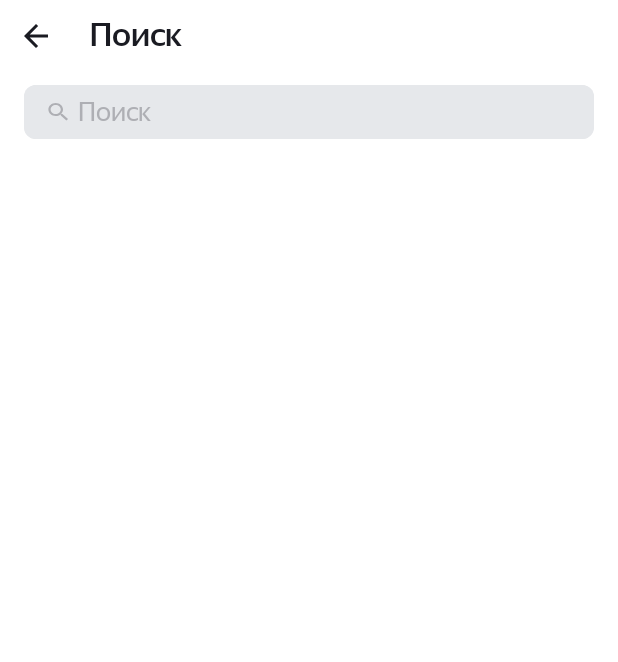
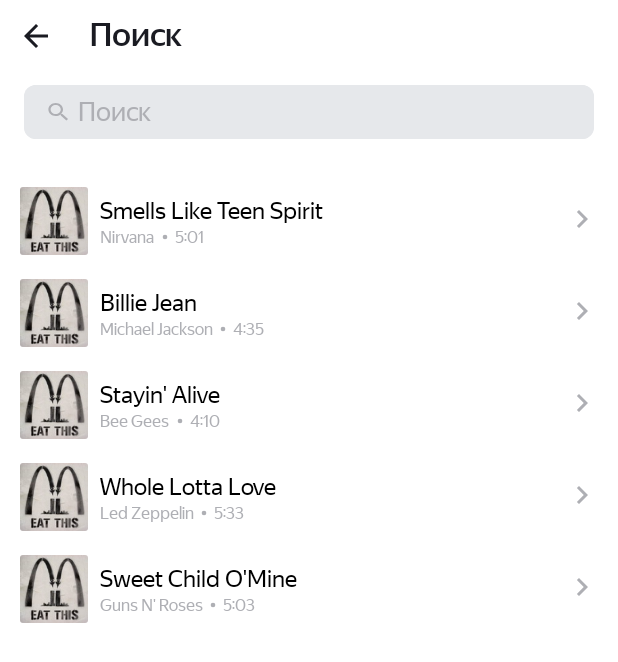
Before and after one commit to Mikle-04/PlayList, an Android app: the SearchActivity screen opened directly, with no data from a screen before it, on a phone screen of 412 x 824 dp. Shown: the top 662 px of the screen. Run offline under Robolectric (Android 15) with nearby library versions, the phone set to English and light mode, and no system bars; pictures from the network do not load.

Commit message:
sprint_10

```diff
--- a/app/build.gradle
+++ b/app/build.gradle
@@ -38,7 +38,10 @@
     implementation 'androidx.appcompat:appcompat:1.6.1'
     implementation 'com.google.android.material:material:1.5.0'
     implementation 'androidx.constraintlayout:constraintlayout:2.1.4'
+    implementation 'androidx.cardview:cardview:1.0.0'
     testImplementation 'junit:junit:4.13.2'
     androidTestImplementation 'androidx.test.ext:junit:1.1.5'
     androidTestImplementation 'androidx.test.espresso:espresso-core:3.5.1'
+    implementation 'com.github.bumptech.glide:glide:4.14.2'
+    annotationProcessor 'com.github.bumptech.glide:compiler:4.14.2'
 }
--- a/app/src/main/AndroidManifest.xml
+++ b/app/src/main/AndroidManifest.xml
@@ -1,6 +1,7 @@
 <?xml version="1.0" encoding="utf-8"?>
 <manifest xmlns:android="http://schemas.android.com/apk/res/android"
     xmlns:tools="http://schemas.android.com/tools">
+    <uses-permission android:name="android.permission.INTERNET"/>
 
     <application
         android:allowBackup="true"
--- /dev/null
+++ b/app/src/main/java/com/example/playlist/AdapterTrack.kt
@@ -0,0 +1,21 @@
+package com.example.playlist
+
+import android.view.LayoutInflater
+import android.view.ViewGroup
+import androidx.recyclerview.widget.RecyclerView
+
+class AdapterTrack(private val trackList: ArrayList<Track>): RecyclerView.Adapter<TrackViewHolder>() {
+    override fun onCreateViewHolder(parent: ViewGroup, viewType: Int): TrackViewHolder {
+        val view  = LayoutInflater.from(parent.context).inflate(R.layout.view_track, parent, false)
+        return TrackViewHolder(view)
+    }
+
+    override fun getItemCount(): Int {
+        return trackList.size
+    }
+
+
+    override fun onBindViewHolder(holder: TrackViewHolder, position: Int) {
+        holder.bind(trackList[position])
+    }
+}
--- a/app/src/main/java/com/example/playlist/MainActivity.kt
+++ b/app/src/main/java/com/example/playlist/MainActivity.kt
@@ -3,9 +3,8 @@
 import android.content.Intent
 import androidx.appcompat.app.AppCompatActivity
 import android.os.Bundle
-import android.view.View
 import android.widget.Button
-import android.widget.Toast
+
 
 class MainActivity : AppCompatActivity() {
     override fun onCreate(savedInstanceState: Bundle?) {
--- a/app/src/main/java/com/example/playlist/SearchActivity.kt
+++ b/app/src/main/java/com/example/playlist/SearchActivity.kt
@@ -1,7 +1,6 @@
 package com.example.playlist
 
 import android.content.Context
-import android.content.Intent
 import androidx.appcompat.app.AppCompatActivity
 import android.os.Bundle
 import android.text.Editable
@@ -10,25 +9,70 @@
 import android.view.inputmethod.InputMethodManager
 import android.widget.EditText
 import android.widget.ImageView
+import androidx.recyclerview.widget.LinearLayoutManager
+import androidx.recyclerview.widget.RecyclerView
+import java.util.ArrayList
 
 class SearchActivity : AppCompatActivity() {
     private lateinit var saveText: String
-    companion object{
+
+    companion object {
         private const val keySearch = "TEXT_SEARCH"
     }
+
     override fun onCreate(savedInstanceState: Bundle?) {
         super.onCreate(savedInstanceState)
         setContentView(R.layout.activity_search)
         val editTextSearch = findViewById<EditText>(R.id.edit_text_search)
         val imgBack = findViewById<ImageView>(R.id.img_back_search)
         val imgClearSearch = findViewById<ImageView>(R.id.img_clear_search)
+        val recyclerTrack = findViewById<RecyclerView>(R.id.recyclerViewTrack)
+        val listTrack: ArrayList<Track> = arrayListOf(
+            Track(
+                "Smells Like Teen Spirit",
+                "Nirvana",
+                "5:01",
+                "https://is5-ssl.mzstatic.com/image/thumb/Music115/v4/7b/58/c2/7b58c21a-2b51-2bb2-e59a-9bb9b96ad8c3/00602567924166.rgb.jpg/100x100bb.jpg"
+            ),
+            Track(
+                "Billie Jean",
+                "Michael Jackson",
+                "4:35",
+                "https://is5-ssl.mzstatic.com/image/thumb/Music125/v4/3d/9d/38/3d9d3811-71f0-3a0e-1ada-3004e56ff852/827969428726.jpg/100x100bb.jpg"
+            ),
+            Track(
+                "Stayin' Alive",
+                "Bee Gees",
+                "4:10",
+                "https://is4-ssl.mzstatic.com/image/thumb/Music115/v4/1f/80/1f/1f801fc1-8c0f-ea3e-d3e5-387c6619619e/16UMGIM86640.rgb.jpg/100x100bb.jpg"
+            ),
+            Track(
+                "Whole Lotta Love",
+                "Led Zeppelin",
+                "5:33",
+                "https://is2-ssl.mzstatic.com/image/thumb/Music62/v4/7e/17/e3/7e17e33f-2efa-2a36-e916-7f808576cf6b/mzm.fyigqcbs.jpg/100x100bb.jpg"
+            ),
+            Track(
+                "Sweet Child O'Mine",
+                "Guns N' Roses",
+                "5:03",
+                "https://is5-ssl.mzstatic.com/image/thumb/Music125/v4/a0/4d/c4/a04dc484-03cc-02aa-fa82-5334fcb4bc16/18UMGIM24878.rgb.jpg/100x100bb.jpg"
+            )
 
-        if (savedInstanceState != null) editTextSearch.setText(savedInstanceState.getString(keySearch, ""))
+        )
+
+
+        if (savedInstanceState != null) editTextSearch.setText(
+            savedInstanceState.getString(
+                keySearch,
+                ""
+            )
+        )
 
         imgBack.setOnClickListener {
             onBackPressed()
         }
-        val editTextForWatcher = object : TextWatcher{
+        val editTextForWatcher = object : TextWatcher {
             override fun beforeTextChanged(p0: CharSequence?, p1: Int, p2: Int, p3: Int) {
             }
 
@@ -51,11 +95,18 @@
 
         imgClearSearch.setOnClickListener {
             editTextSearch.setText("")
-            val inputMethodManager = getSystemService(Context.INPUT_METHOD_SERVICE) as? InputMethodManager
+            val inputMethodManager =
+                getSystemService(Context.INPUT_METHOD_SERVICE) as? InputMethodManager
             inputMethodManager?.hideSoftInputFromWindow(editTextSearch.windowToken, 0)
         }
 
+        recyclerTrack.layoutManager = LinearLayoutManager(this, LinearLayoutManager.VERTICAL, false)
+        recyclerTrack.adapter = AdapterTrack(listTrack)
+
     }
+
+
+
     override fun onSaveInstanceState(outState: Bundle) {
         super.onSaveInstanceState(outState)
         outState.putString(keySearch, saveText)
--- a/app/src/main/java/com/example/playlist/SettingActivity.kt
+++ b/app/src/main/java/com/example/playlist/SettingActivity.kt
@@ -4,7 +4,6 @@
 import android.net.Uri
 import androidx.appcompat.app.AppCompatActivity
 import android.os.Bundle
-import android.widget.CompoundButton
 import android.widget.ImageView
 import androidx.appcompat.app.AppCompatDelegate
 import androidx.appcompat.widget.SwitchCompat
--- /dev/null
+++ b/app/src/main/java/com/example/playlist/Track.kt
@@ -0,0 +1,3 @@
+package com.example.playlist
+
+data class Track(val trackName: String, val artistName: String, val trackTime: String, val artworkUrl100: String)
--- /dev/null
+++ b/app/src/main/java/com/example/playlist/TrackViewHolder.kt
@@ -0,0 +1,31 @@
+package com.example.playlist
+
+
+import android.view.View
+import android.widget.ImageView
+import android.widget.TextView
+import androidx.recyclerview.widget.RecyclerView
+import com.bumptech.glide.Glide
+import com.bumptech.glide.load.resource.bitmap.RoundedCorners
+
+class TrackViewHolder(itemView: View): RecyclerView.ViewHolder(itemView) {
+    private val trackName = itemView.findViewById<TextView>(R.id.trackName)
+    private val artistName = itemView.findViewById<TextView>(R.id.artistName)
+    private val trackTime = itemView.findViewById<TextView>(R.id.trackTime)
+    private val artworkImg = itemView.findViewById<ImageView>(R.id.track_img)
+
+
+
+    fun bind(model : Track){
+        trackName.text = model.trackName
+        artistName.text = model.artistName
+        trackTime.text = model.trackTime
+        Glide.with(itemView)
+            .load(model.artworkUrl100)
+            .centerCrop()
+            .transform(RoundedCorners(itemView.resources.getDimensionPixelSize(R.dimen.size_2dp)))
+            .placeholder(R.drawable.img_track_default)
+            .into(artworkImg)
+    }
+
+}
--- /dev/null
+++ b/app/src/main/res/drawable/ic.xml
@@ -0,0 +1,9 @@
+<vector xmlns:android="http://schemas.android.com/apk/res/android"
+    android:width="13dp"
+    android:height="13dp"
+    android:viewportWidth="13"
+    android:viewportHeight="13">
+  <path
+      android:pathData="M6.5,6.5m-1.5,0a1.5,1.5 0,1 1,3 0a1.5,1.5 0,1 1,-3 0"
+      android:fillColor="?attr/colorOnPrimary"/>
+</vector>
--- a/app/src/main/res/layout/activity_search.xml
+++ b/app/src/main/res/layout/activity_search.xml
@@ -85,5 +85,11 @@
 
     </LinearLayout>
 
+    <androidx.recyclerview.widget.RecyclerView
+        android:id="@+id/recyclerViewTrack"
+        android:layout_width="match_parent"
+        android:layout_height="match_parent"
+        android:layout_marginTop="@dimen/size_16dp"/>
+
 
 </LinearLayout>
--- /dev/null
+++ b/app/src/main/res/layout/view_track.xml
@@ -0,0 +1,97 @@
+<?xml version="1.0" encoding="utf-8"?>
+<LinearLayout xmlns:android="http://schemas.android.com/apk/res/android"
+    xmlns:app="http://schemas.android.com/apk/res-auto"
+    xmlns:tools="http://schemas.android.com/tools"
+    android:layout_width="match_parent"
+    android:layout_height="61dp"
+    android:orientation="horizontal"
+    android:theme="@style/Base.Theme.PlayList">
+
+    <androidx.cardview.widget.CardView
+        android:layout_width="@dimen/size_45dp"
+        android:layout_height="@dimen/size_45dp"
+        app:cardCornerRadius="@dimen/size_2dp"
+        app:cardElevation="0dp"
+        android:layout_marginHorizontal="@dimen/size_8dp"
+        android:layout_gravity="center_vertical"
+        android:layout_marginStart="@dimen/size_13dp">
+        <ImageView
+            android:id="@+id/track_img"
+            android:layout_height="match_parent"
+            android:layout_width="match_parent"
+            android:scaleType="centerCrop"
+            tools:ignore="contentDescription"
+            />
+
+    </androidx.cardview.widget.CardView>
+
+
+    <LinearLayout
+        android:layout_width="0dp"
+        android:layout_height="wrap_content"
+        android:layout_weight="1"
+        android:layout_marginTop="@dimen/size_14dp"
+        android:layout_marginStart="@dimen/size_8dp"
+        android:orientation="vertical">
+
+        <TextView
+            android:id="@+id/trackName"
+            android:layout_width="wrap_content"
+            android:layout_height="@dimen/size_19dp"
+            android:fontFamily="@font/ys_display_regular"
+            android:maxLines="1"
+            android:text="@string/song_name"
+            android:textColor="?attr/colorSecondaryVariant"
+            android:textFontWeight="400"
+            android:textSize="@dimen/size_16sp" />
+
+        <LinearLayout
+            android:layout_width="wrap_content"
+            android:layout_height="@dimen/size_13dp"
+            android:layout_marginTop="1dp"
+            android:orientation="horizontal">
+            <TextView
+                android:id="@+id/artistName"
+                android:layout_width="wrap_content"
+                android:layout_height="match_parent"
+                android:fontFamily="@font/ys_display_regular"
+                android:textFontWeight="400"
+                android:textColor="?attr/colorOnPrimary"
+                android:text="@string/author_song_name"
+                android:layout_gravity="center_vertical"
+                android:textSize="11sp"
+                />
+            <ImageView
+                android:layout_width="wrap_content"
+                android:layout_height="match_parent"
+                android:src="@drawable/ic"
+                android:layout_gravity="center_vertical"
+                tools:ignore="ContentDescription" />
+            <TextView
+                android:id="@+id/trackTime"
+                android:layout_width="64dp"
+                android:layout_height="match_parent"
+                android:fontFamily="@font/ys_display_regular"
+                android:textFontWeight="400"
+                android:textSize="@dimen/size_11sp"
+                android:text="@string/song_time"
+                android:textColor="?attr/colorOnPrimary"
+                android:layout_gravity="center_vertical"
+                />
+        </LinearLayout>
+
+    </LinearLayout>
+
+    <ImageView
+        android:id="@+id/imgNextTrack"
+        android:layout_width="wrap_content"
+        android:layout_height="wrap_content"
+        android:layout_gravity="center_vertical"
+        android:layout_marginStart="@dimen/size_8dp"
+        android:layout_marginEnd="@dimen/size_12dp"
+        android:layout_marginTop="@dimen/size_18dp"
+        android:layout_marginBottom="@dimen/size_19dp"
+        android:src="@drawable/ic_next_24"
+        tools:ignore="ContentDescription" />
+
+</LinearLayout>
--- a/app/src/main/res/values-night/themes.xml
+++ b/app/src/main/res/values-night/themes.xml
@@ -6,6 +6,7 @@
         <item name="colorOnPrimary">@color/white</item>
         <item name="colorOnSecondary">@color/white</item>
         <item name="colorPrimaryVariant">@color/fiol</item>
+        <item name="colorSecondaryVariant">@color/white</item>
         <item name="colorOnBackground">@color/fiol</item>
         <item name="colorButtonNormal">@color/fiol</item>
     </style>
--- a/app/src/main/res/values/dimens.xml
+++ b/app/src/main/res/values/dimens.xml
@@ -1,9 +1,16 @@
 <?xml version="1.0" encoding="utf-8"?>
 <resources>
+    <dimen name="size_2dp">2dp</dimen>
     <dimen name="size_4dp">4dp</dimen>
     <dimen name="size_8dp">8dp</dimen>
     <dimen name="size_12dp">12dp</dimen>
+    <dimen name="size_13dp">13dp</dimen>
+    <dimen name="size_14dp">14dp</dimen>
+    <dimen name="size_19dp">19dp</dimen>
+    <dimen name="size_18dp">18dp</dimen>
     <dimen name="size_16dp">16dp</dimen>
+    <dimen name="size_45dp">45dp</dimen>
+    <dimen name="size_11sp">11sp</dimen>
     <dimen name="size_12sp">12sp</dimen>
     <dimen name="size_16sp">16sp</dimen>
     <dimen name="size_text_main">22sp</dimen>
--- a/app/src/main/res/values/strings.xml
+++ b/app/src/main/res/values/strings.xml
@@ -15,4 +15,7 @@
     <string name="email_message">"Godmordor@gmail.com"</string>
     <string name="dev_message">"Спасибо разработчикам и разработчицам за крутое приложение"</string>
     <string name="uri_message">"https://yandex.ru/legal/practicum_offer/"</string>
+    <string name="song_name">Yesterday (Remastered 2009)</string>
+    <string name="author_song_name">The Beatles</string>
+    <string name="song_time">2:55</string>
 </resources>
--- a/app/src/main/res/values/themes.xml
+++ b/app/src/main/res/values/themes.xml
@@ -7,6 +7,7 @@
         <item name="colorOnPrimary">@color/gray</item>
         <item name="colorOnSecondary">@color/fiol</item>
         <item name="colorPrimaryVariant">@color/white</item>
+        <item name="colorSecondaryVariant">@color/black</item>
         <item name="colorOnBackground">@color/blue</item>
         <item name="colorButtonNormal">@color/gray</item>
     </style>
```
Also changed, not shown: app/src/main/res/drawable/img_track_default.jpg (added).
